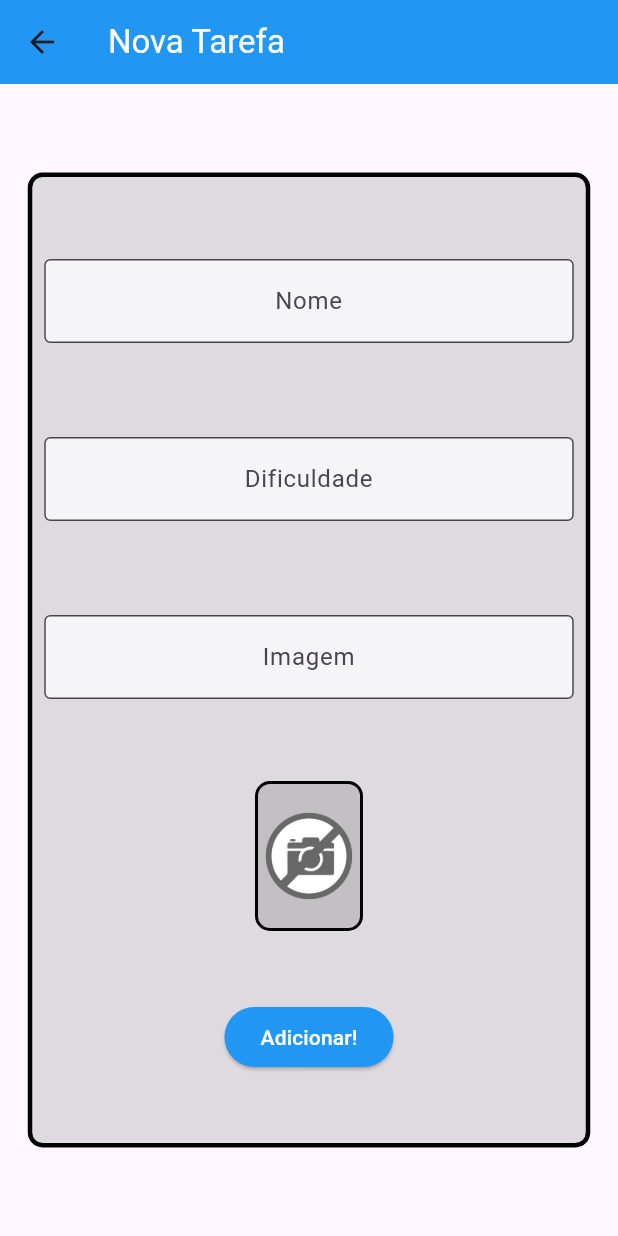
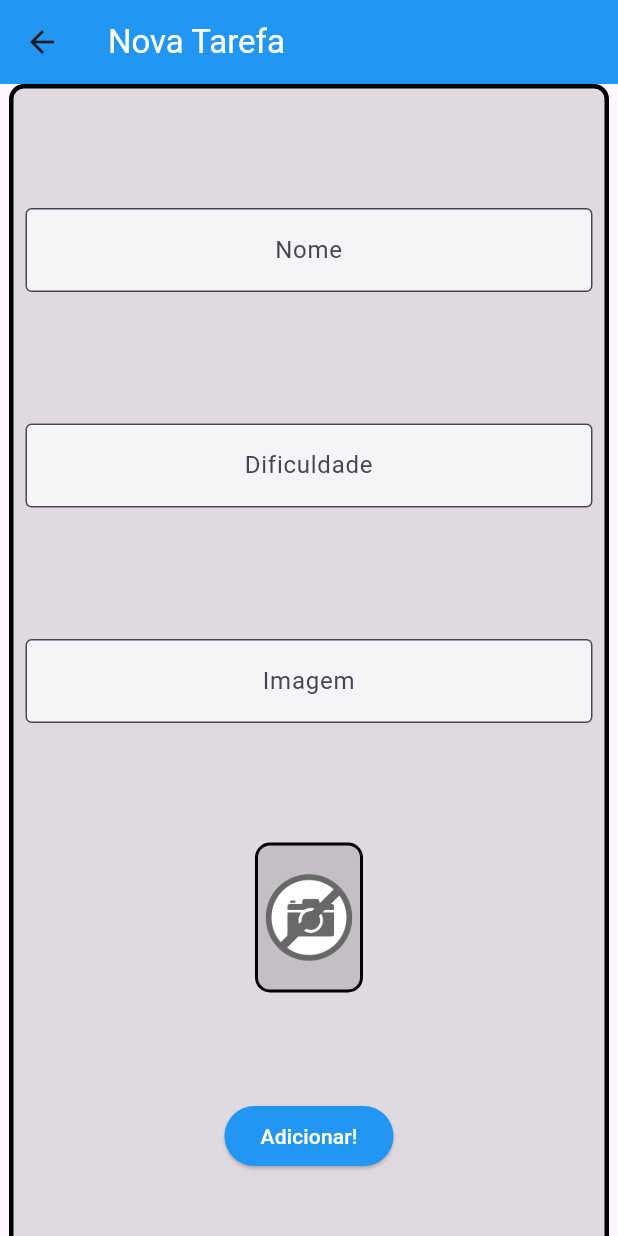
Before and after one commit to pablo-sa10/Projeto-flutter, a Flutter app: the screen it shows after launch, after a tap on the "add" icon, on a phone screen of 412 x 824 dp. Run offline on Flutter 3.47's test engine with Material 3 defaults, Android fonts, the phone set to English and light mode, and no system bars; our stand-ins replace sqflite; accounts and stored records are empty; network calls fail.

```diff
--- a/lib/screens/form_screen.dart
+++ b/lib/screens/form_screen.dart
@@ -1,5 +1,7 @@
 import 'package:flutter/material.dart';
+import 'package:projeto_dart/Data/task_dao.dart';
 import 'package:projeto_dart/Data/task_inherited.dart';
+import 'package:projeto_dart/components/task.dart';
 
 class FormScreen extends StatefulWidget {
   const FormScreen({super.key, required this.taskContext});
@@ -49,8 +51,8 @@ class _FormScreenState extends State<FormScreen> {
         body: Center(
           child: SingleChildScrollView(
             child: Container(
-              height: 650,
-              width: 375,
+              width: 400,
+              height: 800,
               decoration: BoxDecoration(
                   color: Colors.black12,
                   borderRadius: BorderRadius.circular(10),
@@ -146,10 +148,10 @@ class _FormScreenState extends State<FormScreen> {
                             MaterialStateProperty.all<Color>(Colors.blue)),
                     onPressed: () {
                       if (_formkey.currentState!.validate()) {
-                        TaskInherited.of(widget.taskContext).newTask(
+                        TaskDao().save(Task(
                             nameController.text,
                             imageController.text,
-                            int.parse(difficultyController.text));
+                            int.parse(difficultyController.text)));
                         ScaffoldMessenger.of(context).showSnackBar(
                             const SnackBar(
                                 content: Text('Salvando nova tarefa')));
--- a/lib/screens/initial_screen.dart
+++ b/lib/screens/initial_screen.dart
@@ -19,6 +19,16 @@ class _InitialScreenState extends State<InitialScreen> {
     return Scaffold(
       appBar: AppBar(
         leading: Container(),
+        actions: [
+          IconButton(
+              onPressed: () {
+                setState(() {});
+              },
+              icon: const Icon(
+                Icons.refresh,
+                color: Colors.white,
+              ))
+        ],
         backgroundColor: Colors.blue,
         title: const Text('Tarefas', style: TextStyle(color: Colors.white)),
       ),
@@ -90,11 +100,13 @@ class _InitialScreenState extends State<InitialScreen> {
       floatingActionButton: FloatingActionButton(
         onPressed: () {
           Navigator.push(
-              context,
-              MaterialPageRoute(
-                  builder: (contextNew) => FormScreen(
-                        taskContext: context,
-                      )));
+            context,
+            MaterialPageRoute(
+              builder: (contextNew) => FormScreen(
+                taskContext: context,
+              ),
+            ),
+          ).then((value) => setState(() {}));
         },
         backgroundColor: Colors.blue,
         child: const Icon(Icons.add, color: Colors.white),
```
Also changed, not shown: lib/components/task.dart (+27 -0 lines).
